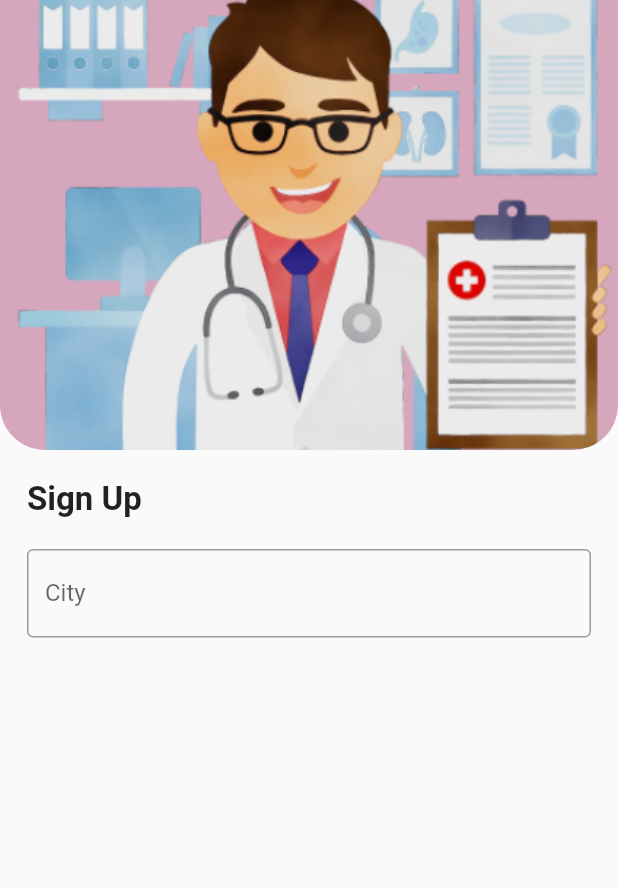
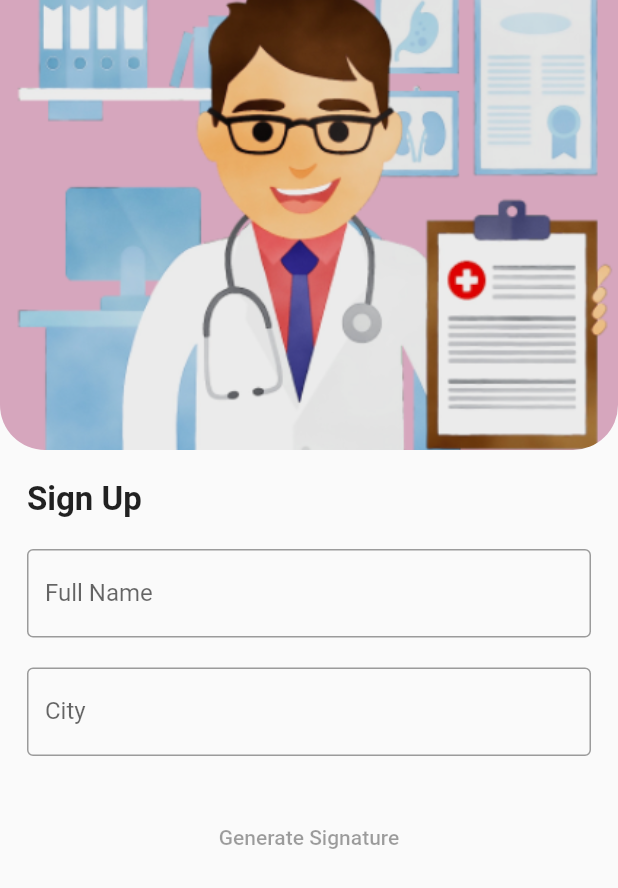
Before and after one commit to itsencrypted/dplasma, a Flutter app: the HematologistSignUpScreen screen opened by its route, on a phone screen of 412 x 824 dp. Shown: the top 888 px of the screen. Run offline on Flutter 3.47's test engine with Material 2 defaults, Android fonts, the phone set to English and light mode, and no system bars; our stand-ins replace animated_text_kit, dio, font_awesome_flutter, geolocator, google_fonts, google_maps_flutter and 3 more; missing offline and left inert: geolocation, web3dart; accounts and stored records are empty.

```diff
--- a/lib/screens/registration_hematologist_screen.dart
+++ b/lib/screens/registration_hematologist_screen.dart
@@ -1,4 +1,10 @@
+import 'dart:collection';
+
+import 'package:animated_text_kit/animated_text_kit.dart';
+import 'package:dplasma/utils/ethereum_utils.dart';
 import 'package:flutter/material.dart';
+import 'package:google_fonts/google_fonts.dart';
+import 'package:shared_preferences/shared_preferences.dart';
 
 class HematologistSignUpScreen extends StatefulWidget {
   static const String id = 'hematologistReg_screen';
@@ -9,6 +15,56 @@ class HematologistSignUpScreen extends StatefulWidget {
 }
 
 class _HematologistSignUpScreenState extends State<HematologistSignUpScreen> {
+  TextEditingController nameController = TextEditingController();
+  TextEditingController cityController = TextEditingController();
+  String signature = "";
+  bool buttonEnabled = false;
+  bool isLoading = false;
+  SharedPreferences prefs;
+
+  void checkIfAllIsValid() {
+    if (nameController.text.isEmpty || cityController.text.isEmpty) {
+      setState(() {
+        buttonEnabled = false;
+      });
+    } else {
+      setState(() {
+        buttonEnabled = true;
+      });
+    }
+  }
+
+  void signUp() async {
+    setState(() {
+      signature = nameController.text;
+      isLoading = true;
+    });
+
+    HashMap wallet = await EthereumUtils.createWallet();
+    var privateKeyHM = "E89A693768D25915C91BAC74E02E2E347E593C533304047C992C1DC0067BE159";
+    prefs.setString('privKey',privateKeyHM );
+    prefs.setString('pubKey', wallet['pubKey'].toString());
+    prefs.setString('role', 'hematologist');
+
+    var res = await EthereumUtils.sendInformationToContract(
+        privateKeyHM.toString(), 'HematologistSignup', [
+      true,
+      cityController.text,
+    ]);
+    print('txHash='+res.toString());
+    setState(() {
+      isLoading = false;
+    });
+  }
+
+  @override
+  void initState() {
+    super.initState();
+    Future.delayed(Duration.zero, () async {
+      prefs = await SharedPreferences.getInstance();
+    });
+  }
+
   @override
   Widget build(BuildContext context) {
     return Scaffold(
@@ -29,11 +85,19 @@ class _HematologistSignUpScreenState extends State<HematologistSignUpScreen> {
             SizedBox(
               height: 20,
             ),
+            Column(
+              children: isLoading
+                  ? <Widget>[Center(child: CircularProgressIndicator())]
+                  : [
                       Align(
                         alignment: Alignment.centerLeft,
                         child: Padding(
                           padding: const EdgeInsets.only(left: 18.0),
-                child: Text('Sign Up', style: TextStyle(fontWeight: FontWeight.bold, fontSize: 22),),
+                          child: Text(
+                            'Sign Up',
+                            style: TextStyle(
+                                fontWeight: FontWeight.bold, fontSize: 22),
+                          ),
                         ),
                       ),
                       SizedBox(
@@ -42,16 +106,65 @@ class _HematologistSignUpScreenState extends State<HematologistSignUpScreen> {
                       Padding(
                         padding: const EdgeInsets.only(left: 18.0, right: 18),
                         child: TextFormField(
+                          onChanged: (value) {
+                            checkIfAllIsValid();
+                          },
+                          controller: nameController,
                           decoration: InputDecoration(
                               border: OutlineInputBorder(),
-                  labelText: 'City'
+                              labelText: 'Full Name'),
                         ),
+                      ),
+                      SizedBox(
+                        height: 20,
+                      ),
+                      Padding(
+                        padding: const EdgeInsets.only(left: 18.0, right: 18),
+                        child: TextFormField(
+                          onChanged: (value) {
+                            checkIfAllIsValid();
+                          },
+                          controller: cityController,
+                          decoration: InputDecoration(
+                              border: OutlineInputBorder(), labelText: 'City'),
                         ),
                       ),
                       SizedBox(
                         height: 30,
                       ),
-
+                      Padding(
+                          padding: const EdgeInsets.only(left: 18.0, right: 18),
+                          child: MaterialButton(
+                            onPressed: buttonEnabled ? signUp : null,
+                            child: Text('Generate Signature'),
+                            minWidth: double.maxFinite,
+                            color: Color(0xFF95E08E),
+                          )),
+                    ],
+            ),
+            SizedBox(
+              // width: 250.0,
+              child: (signature != "")
+                  ? TyperAnimatedTextKit(
+                      onTap: () {
+                        print("Tap Event");
+                      },
+                      text: [
+                        signature,
+                      ],
+                      textStyle: GoogleFonts.homemadeApple(
+                        textStyle: TextStyle(
+                          fontSize: 30.0,
+                          color: Colors.red,
+                        ),
+                      ),
+                      speed: Duration(milliseconds: 500),
+                      textAlign: TextAlign.start,
+                      alignment:
+                          AlignmentDirectional.topStart // or Alignment.topLeft
+                      )
+                  : Text(''),
+            ),
           ],
         ),
       ),
--- a/lib/utils/ethereum_utils.dart
+++ b/lib/utils/ethereum_utils.dart
@@ -7,6 +7,9 @@ import 'package:flutter/services.dart';
 import 'package:web3dart/web3dart.dart';
 import 'package:http/http.dart' as http;
 import 'package:hex/hex.dart';
+
+// TODO:
+// constants.dart -> Lembrar de colocar
 
 class EthereumUtils {
   static String abiPath = "assets/abi.json";
--- a/pubspec.yaml
+++ b/pubspec.yaml
@@ -35,7 +35,8 @@ flutter:
   uses-material-design: true
 
   assets:
-  - assets/images/
+    - assets/images/
+    - assets/abi.json
 #  - google_fonts/
 
 #  fonts:
```
Also changed, not shown: lib/main.dart (+5 -5 lines), lib/screens/map_bloodbanks_ny_screen.dart (renamed from lib/screens/blood_banks_screen.dart, +4 -4 lines), lib/screens/welcome_screen.dart (+10 -3 lines). Lines whose indentation alone changed are shown as unchanged.
